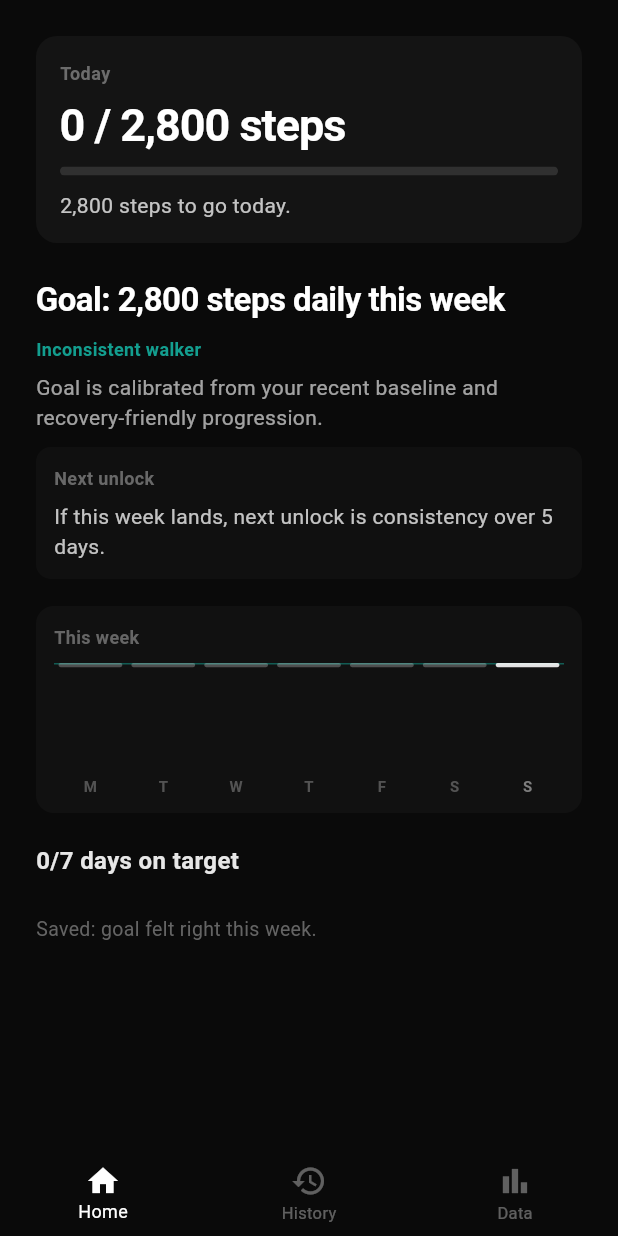
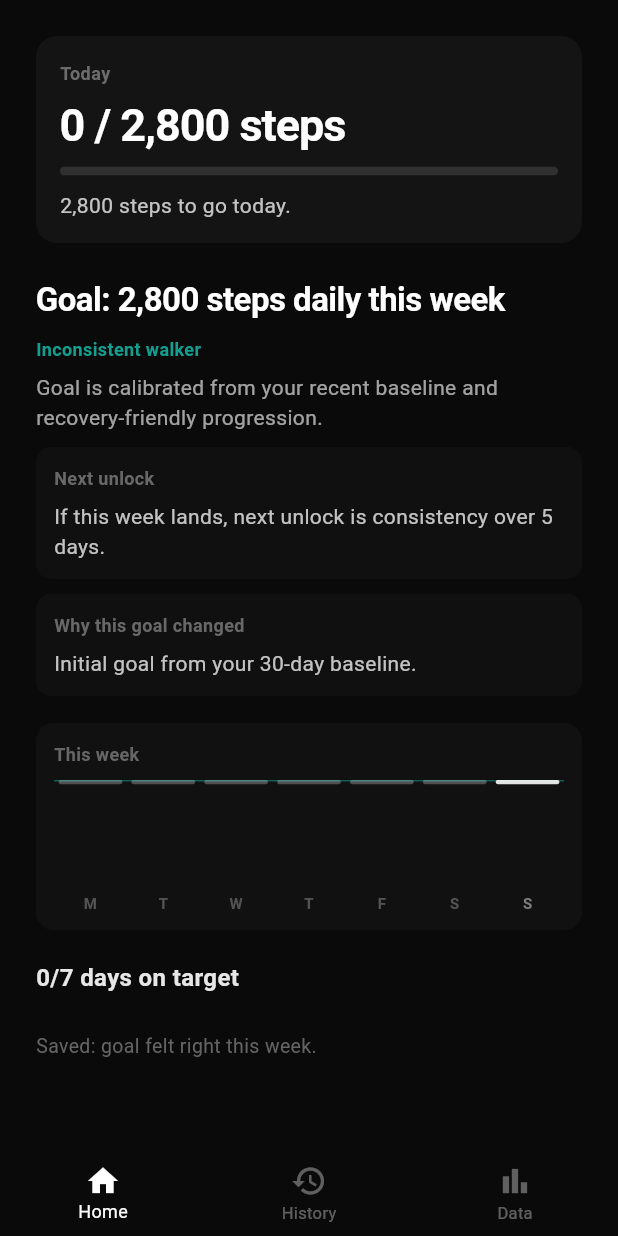
Before and after one commit to HardikSJain/puzzle-health, a Flutter app: the HomePage screen opened by its route, after a tap on an icon or button, on a phone screen of 412 x 824 dp. Run offline on Flutter 3.47's test engine with Material 3 defaults, Android fonts, the phone set to English and light mode, and no system bars; our stand-ins replace go_router, logger, nanoid, shared_preferences; missing offline and left inert: health; accounts and stored records are empty.

Commit message:
feat(home): show why goal changed this week

```diff
--- a/lib/core/models/current_focus.dart
+++ b/lib/core/models/current_focus.dart
@@ -17,6 +17,7 @@ class CurrentFocus {
   final FitnessState fitnessState;
   final List<String> overlays;
   final Pathway? pathway;
+  final String? changeSummary;
 
   const CurrentFocus({
     required this.weekStartIso,
@@ -30,6 +31,7 @@ class CurrentFocus {
     this.fitnessState = FitnessState.inconsistentWalker,
     this.overlays = const [],
     this.pathway,
+    this.changeSummary,
   });
 
   DateTime get weekStart => DateTime.parse(weekStartIso);
@@ -46,6 +48,7 @@ class CurrentFocus {
     'fitnessState': fitnessState.key,
     'overlays': overlays,
     'pathway': pathway?.toJson(),
+    'changeSummary': changeSummary,
   };
 
   factory CurrentFocus.fromJson(Map<String, dynamic> json) => CurrentFocus(
@@ -62,6 +65,7 @@ class CurrentFocus {
     pathway: json['pathway'] != null
         ? Pathway.fromJson(json['pathway'] as Map<String, dynamic>)
         : null,
+    changeSummary: json['changeSummary'] as String?,
   );
 
   String encode() => jsonEncode(toJson());
--- a/lib/core/services/goal_selector.dart
+++ b/lib/core/services/goal_selector.dart
@@ -32,6 +32,11 @@ class GoalSelector {
         previousFocus: previousFocus,
         previousCompletionRate: previousCompletionRate,
       );
+      final changeSummary = _buildRunChangeSummary(
+        previousFocus: previousFocus,
+        previousCompletionRate: previousCompletionRate,
+        newTargetRuns: targetRuns,
+      );
 
       return CurrentFocus(
         weekStartIso: _dateKey(weekStart),
@@ -45,6 +50,7 @@ class GoalSelector {
         fitnessState: profile.state,
         overlays: profile.overlays,
         pathway: pathway,
+        changeSummary: changeSummary,
       );
     }
 
@@ -55,10 +61,16 @@ class GoalSelector {
       previousFocus: previousFocus,
       previousCompletionRate: previousCompletionRate,
     );
+    final roundedStepTarget = _roundedSteps(stepTarget);
+    final changeSummary = _buildStepChangeSummary(
+      previousFocus: previousFocus,
+      previousCompletionRate: previousCompletionRate,
+      newTargetSteps: roundedStepTarget,
+    );
 
     return CurrentFocus(
       weekStartIso: _dateKey(weekStart),
-      targetSteps: _roundedSteps(stepTarget),
+      targetSteps: roundedStepTarget,
       reason: _baselineReason(baseline),
       state: _stateFromCompletion(previousCompletionRate),
       baselineSteps: baselineSteps,
@@ -66,6 +78,7 @@ class GoalSelector {
       fitnessState: profile.state,
       overlays: profile.overlays,
       pathway: pathway,
+      changeSummary: changeSummary,
     );
   }
 
@@ -119,6 +132,48 @@ class GoalSelector {
     return currentTarget.clamp(2, 5);
   }
 
+  static String _buildStepChangeSummary({
+    required CurrentFocus? previousFocus,
+    required double? previousCompletionRate,
+    required int newTargetSteps,
+  }) {
+    if (previousFocus == null || previousCompletionRate == null) {
+      return 'Initial goal from your 30-day baseline.';
+    }
+
+    final oldTarget = previousFocus.targetSteps;
+    final diff = newTargetSteps - oldTarget;
+
+    if (diff > 0) {
+      return 'Goal increased by ${_roundedSteps(diff)} steps after strong adherence last week.';
+    }
+    if (diff < 0) {
+      return 'Goal reduced by ${_roundedSteps(diff.abs())} steps to improve consistency this week.';
+    }
+    return 'Goal held steady to build consistency before progressing.';
+  }
+
+  static String _buildRunChangeSummary({
+    required CurrentFocus? previousFocus,
+    required double? previousCompletionRate,
+    required int newTargetRuns,
+  }) {
+    if (previousFocus == null || previousCompletionRate == null) {
+      return 'Initial run-frequency goal from your recent activity profile.';
+    }
+
+    final oldTarget = previousFocus.targetRunsPerWeek ?? newTargetRuns;
+    final diff = newTargetRuns - oldTarget;
+
+    if (diff > 0) {
+      return 'Run target increased by $diff after strong adherence last week.';
+    }
+    if (diff < 0) {
+      return 'Run target reduced by ${diff.abs()} to keep progression realistic.';
+    }
+    return 'Run target held steady to improve repeatability this week.';
+  }
+
   static String _stateFromCompletion(double? completionRate) {
     if (completionRate == null) return 'normal_progression';
     if (completionRate <= 0.4) return 'low_compliance';
--- a/lib/core/services/weekly_cycle_service.dart
+++ b/lib/core/services/weekly_cycle_service.dart
@@ -52,6 +52,7 @@ class WeeklyCycleService {
       fitnessState: active.fitnessState,
       overlays: active.overlays,
       pathway: active.pathway,
+      changeSummary: active.changeSummary,
     );
     await LocalStoreService.archiveFocus(archived);
 
--- a/lib/features/home/presentation/pages/home_page.dart
+++ b/lib/features/home/presentation/pages/home_page.dart
@@ -81,6 +81,8 @@ class _HomePageState extends State<HomePage> {
                 _buildWeeklyGoalBlock(focus),
                 const SizedBox(height: 10),
                 _buildPathwayPeek(focus),
+                const SizedBox(height: 10),
+                _buildGoalChangeCard(focus),
                 const SizedBox(height: 18),
                 _buildWeeklyChart(progress, isRunGoal: isRunGoal),
                 const SizedBox(height: 20),
@@ -239,6 +241,44 @@ class _HomePageState extends State<HomePage> {
           const SizedBox(height: 6),
           Text(
             pathway.next,
+            style: TextStyle(
+              fontSize: 14,
+              color: AppColor.primaryTextColor.withValues(alpha: 0.75),
+              height: 1.4,
+            ),
+          ),
+        ],
+      ),
+    );
+  }
+
+  Widget _buildGoalChangeCard(CurrentFocus focus) {
+    final summary = focus.changeSummary;
+    if (summary == null || summary.trim().isEmpty) {
+      return const SizedBox.shrink();
+    }
+
+    return Container(
+      width: double.infinity,
+      padding: const EdgeInsets.all(12),
+      decoration: BoxDecoration(
+        color: AppColor.primaryTextColor.withValues(alpha: 0.025),
+        borderRadius: BorderRadius.circular(10),
+      ),
+      child: Column(
+        crossAxisAlignment: CrossAxisAlignment.start,
+        children: [
+          Text(
+            'Why this goal changed',
+            style: TextStyle(
+              fontSize: 12,
+              fontWeight: FontWeight.w600,
+              color: AppColor.secondaryColor.withValues(alpha: 0.72),
+            ),
+          ),
+          const SizedBox(height: 6),
+          Text(
+            summary,
             style: TextStyle(
               fontSize: 14,
               color: AppColor.primaryTextColor.withValues(alpha: 0.75),
```
